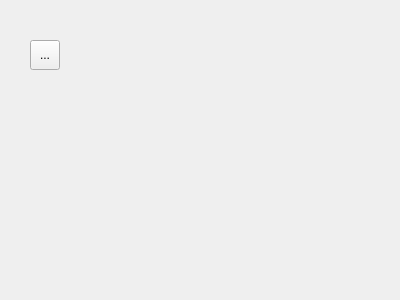
First picture: the form in MoMoWord/mopersonaldialog.ui, repository KailinLi/MoMoWord, before the edit.
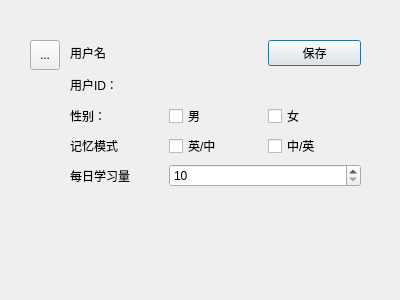
Second picture: the form after the edit.

```diff
--- a/MoMoWord/mopersonaldialog.ui
+++ b/MoMoWord/mopersonaldialog.ui
@@ -26,6 +26,105 @@
     <string>...</string>
    </property>
   </widget>
+  <widget class="QWidget" name="formLayoutWidget">
+   <property name="geometry">
+    <rect>
+     <x>70</x>
+     <y>40</y>
+     <width>291</width>
+     <height>147</height>
+    </rect>
+   </property>
+   <layout class="QGridLayout" name="gridLayout">
+    <item row="6" column="1" colspan="2">
+     <widget class="QSpinBox" name="planSpinBox">
+      <property name="minimum">
+       <number>10</number>
+      </property>
+      <property name="maximum">
+       <number>500</number>
+      </property>
+     </widget>
+    </item>
+    <item row="4" column="0">
+     <widget class="QLabel" name="sexLabel">
+      <property name="text">
+       <string>性别：</string>
+      </property>
+     </widget>
+    </item>
+    <item row="3" column="1" colspan="2">
+     <widget class="QLabel" name="userID">
+      <property name="text">
+       <string/>
+      </property>
+     </widget>
+    </item>
+    <item row="6" column="0">
+     <widget class="QLabel" name="planLabel">
+      <property name="text">
+       <string>每日学习量</string>
+      </property>
+     </widget>
+    </item>
+    <item row="3" column="0">
+     <widget class="QLabel" name="userIDLabel">
+      <property name="text">
+       <string>用户ID：</string>
+      </property>
+     </widget>
+    </item>
+    <item row="4" column="2">
+     <widget class="QCheckBox" name="femaleCheckBox">
+      <property name="text">
+       <string>女</string>
+      </property>
+     </widget>
+    </item>
+    <item row="5" column="0">
+     <widget class="QLabel" name="memoryModeLabel">
+      <property name="text">
+       <string>记忆模式</string>
+      </property>
+     </widget>
+    </item>
+    <item row="4" column="1">
+     <widget class="QCheckBox" name="maleCheckBox">
+      <property name="text">
+       <string>男</string>
+      </property>
+     </widget>
+    </item>
+    <item row="5" column="2">
+     <widget class="QCheckBox" name="CECheckBox">
+      <property name="text">
+       <string>中/英</string>
+      </property>
+     </widget>
+    </item>
+    <item row="5" column="1">
+     <widget class="QCheckBox" name="ECCheckBox">
+      <property name="text">
+       <string>英/中</string>
+      </property>
+     </widget>
+    </item>
+    <item row="2" column="0" colspan="2">
+     <widget class="QLabel" name="userNameLabel">
+      <property name="text">
+       <string>用户名</string>
+      </property>
+     </widget>
+    </item>
+    <item row="2" column="2">
+     <widget class="QPushButton" name="saveBtn">
+      <property name="text">
+       <string>保存</string>
+      </property>
+     </widget>
+    </item>
+   </layout>
+  </widget>
  </widget>
  <resources/>
  <connections/>
```
